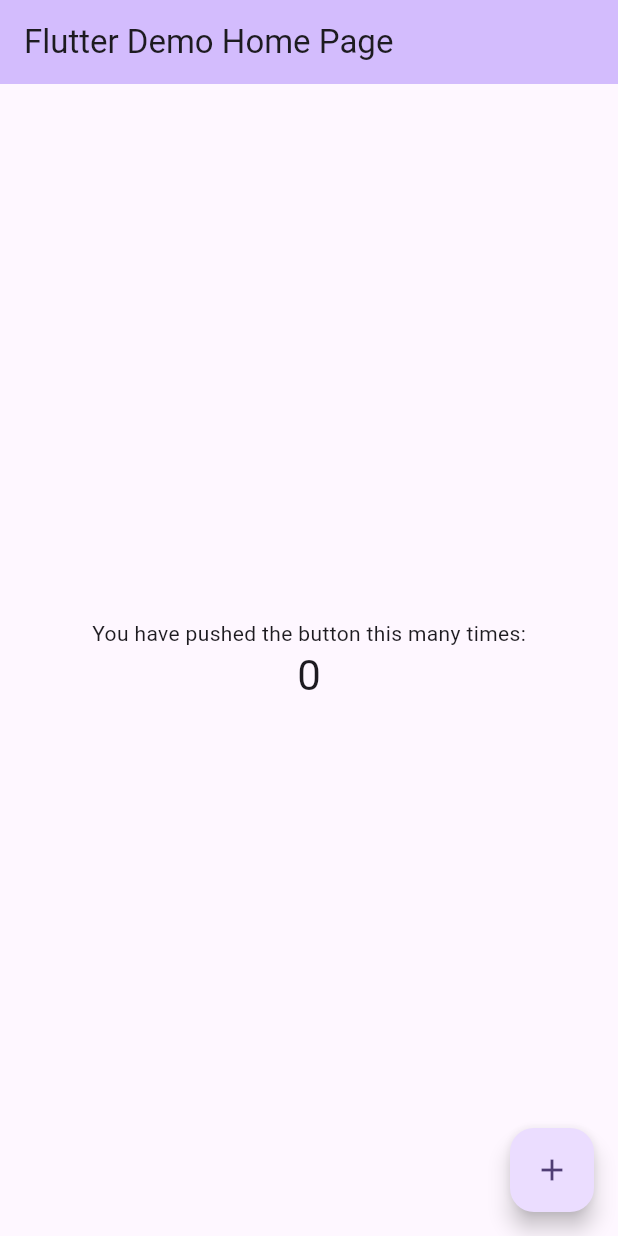
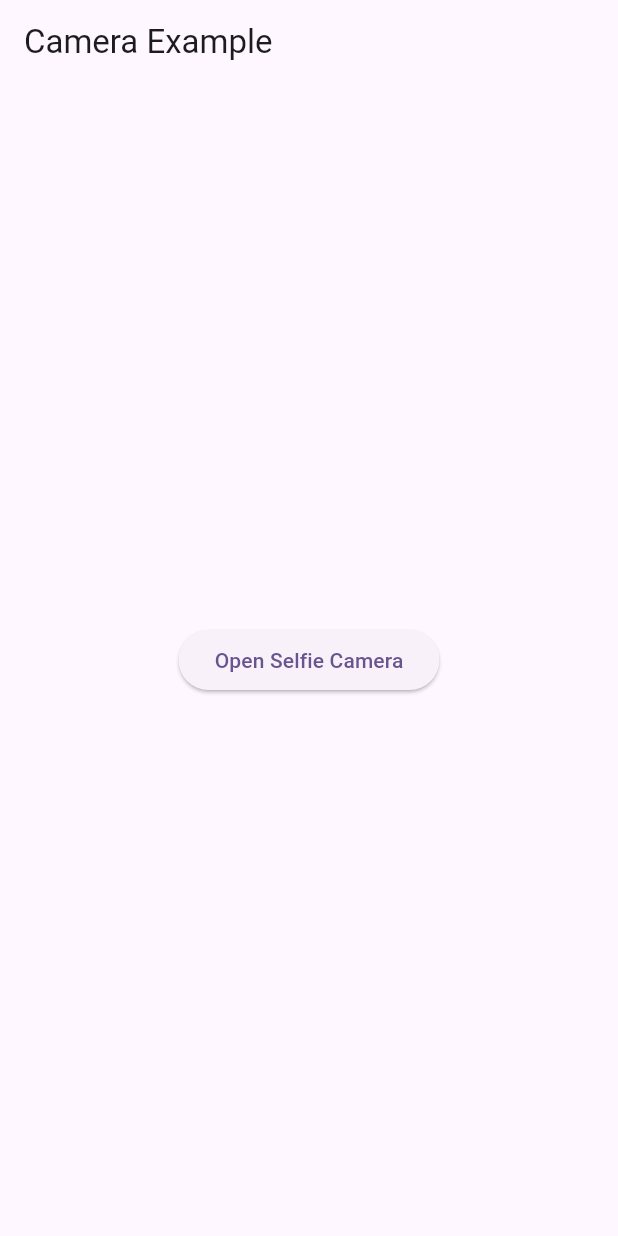
Before and after one commit to whales-team-jucktionXalgeries/al_insan_mobile_app, a Flutter app: the screen it shows after launch, on a phone screen of 412 x 824 dp. Run offline on Flutter 3.47's test engine with Material 3 defaults, Android fonts, the phone set to English and light mode, and no system bars; our stand-ins replace camera.

Commit message:
made a button in the home page to go to another page and open the camera, and fixed the permissions ( audio and camera isseus ) SUUUU

```diff
--- a/front-end/lib/main.dart
+++ b/front-end/lib/main.dart
@@ -1,13 +1,15 @@
 import 'package:flutter/material.dart';
+import 'package:camera/camera.dart';
 
-void main() {
-  runApp(const MyApp());
+List<CameraDescription> cameras = [];
+
+Future<void> main() async {
+  WidgetsFlutterBinding.ensureInitialized();
+  cameras = await availableCameras();
+  runApp(MyApp());
 }
 
 class MyApp extends StatelessWidget {
-  const MyApp({super.key});
-
-  // This widget is the root of your application.
   @override
   Widget build(BuildContext context) {
     return MaterialApp(
@@ -30,93 +32,67 @@
         // tested with just a hot reload.
         colorScheme: ColorScheme.fromSeed(seedColor: Colors.deepPurple),
       ),
-      home: const MyHomePage(title: 'Flutter Demo Home Page'),
+      home: HomePage(),
     );
   }
 }
 
-class MyHomePage extends StatefulWidget {
-  const MyHomePage({super.key, required this.title});
+class HomePage extends StatelessWidget {
+  @override
+  Widget build(BuildContext context) {
+    return Scaffold(
+      appBar: AppBar(title: Text('Camera Example')),
+      body: Center(
+        child: ElevatedButton(
+          child: Text('Open Selfie Camera'),
+          onPressed: () {
+            Navigator.push(
+              context,
+              MaterialPageRoute(builder: (context) => CameraPage()),
+            );
+          },
+        ),
+      ),
+    );
+  }
+}
 
-  // This widget is the home page of your application. It is stateful, meaning
-  // that it has a State object (defined below) that contains fields that affect
-  // how it looks.
+class CameraPage extends StatefulWidget {
+  @override
+  _CameraPageState createState() => _CameraPageState();
+}
 
-  // This class is the configuration for the state. It holds the values (in this
-  // case the title) provided by the parent (in this case the App widget) and
-  // used by the build method of the State. Fields in a Widget subclass are
-  // always marked "final".
-
-  final String title;
+class _CameraPageState extends State<CameraPage> {
+  CameraController? controller;
 
   @override
-  State<MyHomePage> createState() => _MyHomePageState();
-}
-
-class _MyHomePageState extends State<MyHomePage> {
-  int _counter = 0;
-
-  void _incrementCounter() {
-    setState(() {
-      // This call to setState tells the Flutter framework that something has
-      // changed in this State, which causes it to rerun the build method below
-      // so that the display can reflect the updated values. If we changed
-      // _counter without calling setState(), then the build method would not be
-      // called again, and so nothing would appear to happen.
-      _counter++;
+  void initState() {
+    super.initState();
+    // Find the front camera
+    final frontCamera = cameras.firstWhere(
+      (camera) => camera.lensDirection == CameraLensDirection.front,
+    );
+    controller = CameraController(frontCamera, ResolutionPreset.high);
+    controller!.initialize().then((_) {
+      if (!mounted) return;
+      setState(() {});
     });
   }
 
   @override
+  void dispose() {
+    controller?.dispose();
+    super.dispose();
+  }
+
+  @override
   Widget build(BuildContext context) {
-    // This method is rerun every time setState is called, for instance as done
-    // by the _incrementCounter method above.
-    //
-    // The Flutter framework has been optimized to make rerunning build methods
-    // fast, so that you can just rebuild anything that needs updating rather
-    // than having to individually change instances of widgets.
+    if (controller == null || !controller!.value.isInitialized) {
+      return Scaffold(body: Center(child: CircularProgressIndicator()));
+    }
     return Scaffold(
-      appBar: AppBar(
-        // TRY THIS: Try changing the color here to a specific color (to
-        // Colors.amber, perhaps?) and trigger a hot reload to see the AppBar
-        // change color while the other colors stay the same.
-        backgroundColor: Theme.of(context).colorScheme.inversePrimary,
-        // Here we take the value from the MyHomePage object that was created by
-        // the App.build method, and use it to set our appbar title.
-        title: Text(widget.title),
-      ),
-      body: Center(
-        // Center is a layout widget. It takes a single child and positions it
-        // in the middle of the parent.
-        child: Column(
-          // Column is also a layout widget. It takes a list of children and
-          // arranges them vertically. By default, it sizes itself to fit its
-          // children horizontally, and tries to be as tall as its parent.
-          //
-          // Column has various properties to control how it sizes itself and
-          // how it positions its children. Here we use mainAxisAlignment to
-          // center the children vertically; the main axis here is the vertical
-          // axis because Columns are vertical (the cross axis would be
-          // horizontal).
-          //
-          // TRY THIS: Invoke "debug painting" (choose the "Toggle Debug Paint"
-          // action in the IDE, or press "p" in the console), to see the
-          // wireframe for each widget.
-          mainAxisAlignment: MainAxisAlignment.center,
-          children: <Widget>[
-            const Text('You have pushed the button this many times:'),
-            Text(
-              '$_counter',
-              style: Theme.of(context).textTheme.headlineMedium,
-            ),
-          ],
-        ),
-      ),
-      floatingActionButton: FloatingActionButton(
-        onPressed: _incrementCounter,
-        tooltip: 'Increment',
-        child: const Icon(Icons.add),
-      ), // This trailing comma makes auto-formatting nicer for build methods.
+      appBar: AppBar(title: Text('Selfie Camera')),
+      body: CameraPreview(controller!),
     );
   }
 }
--- a/front-end/pubspec.yaml
+++ b/front-end/pubspec.yaml
@@ -30,6 +30,7 @@ environment:
 dependencies:
   flutter:
     sdk: flutter
+  camera: ^0.10.5+9
 
   # The following adds the Cupertino Icons font to your application.
   # Use with the CupertinoIcons class for iOS style icons.
```
Also changed, not shown: front-end/pubspec.lock, 4 other files.
